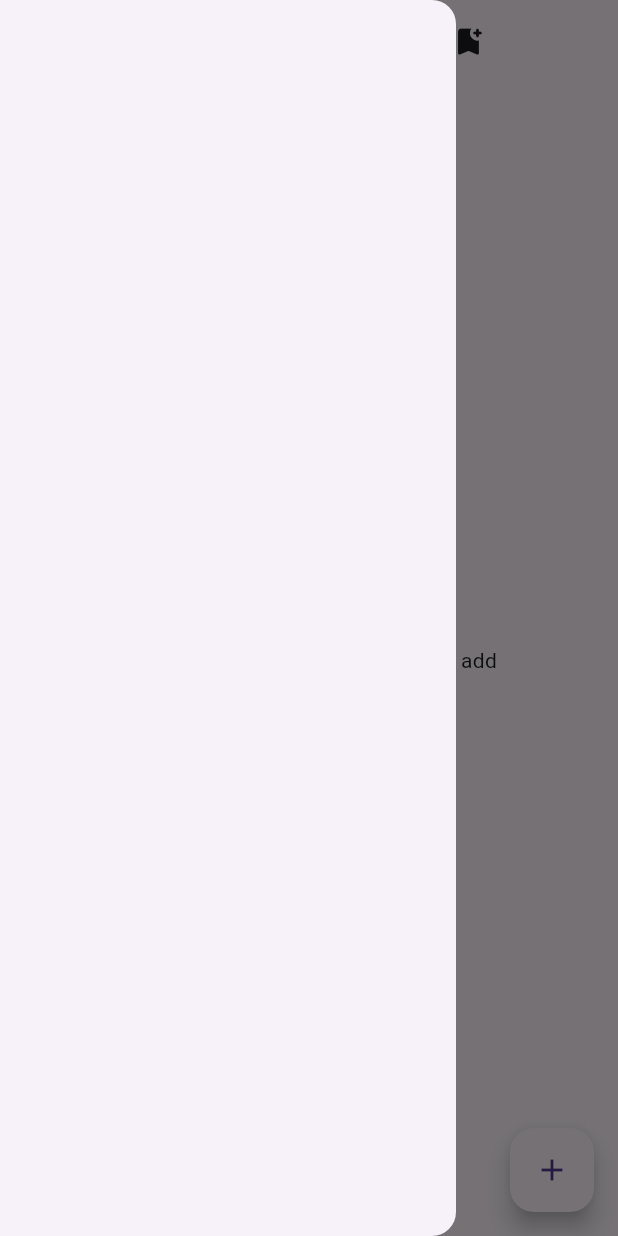
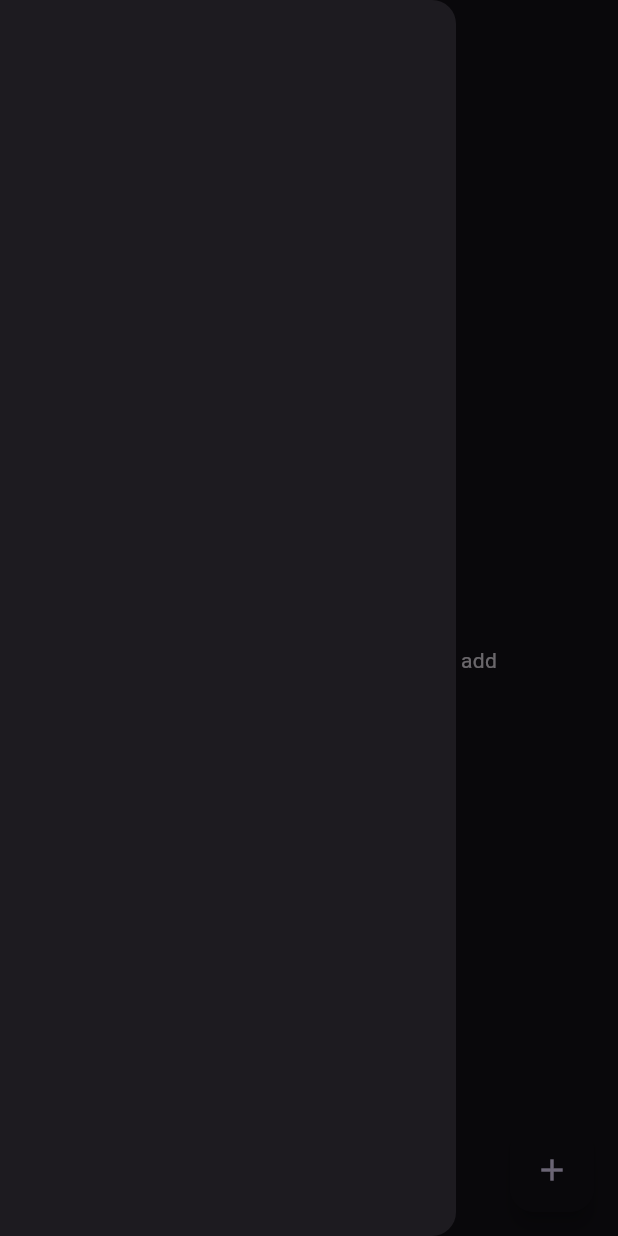
Before and after one commit to CovenantJunior/note_app, a Flutter app: the screen it shows after launch, with the side drawer open, on a phone screen of 412 x 824 dp. Run offline on Flutter 3.47's test engine with Material 3 defaults, Android fonts, the phone set to English and light mode, and no system bars; our stand-ins replace isar, share_plus; accounts and stored records are empty; generated files the repository leaves out were written again.

Commit message:
Move to start

```diff
--- a/lib/layouts/note_page.dart
+++ b/lib/layouts/note_page.dart
@@ -166,7 +166,7 @@ class _NotePageState extends State<NotePage> {
     return Scaffold(
       appBar: AppBar(
         title: const Row(
-          mainAxisAlignment: MainAxisAlignment.spaceEvenly,
+          mainAxisAlignment: MainAxisAlignment.start,
           children: [
             Text(
               "Notes",
--- a/lib/theme/theme_provider.dart
+++ b/lib/theme/theme_provider.dart
@@ -4,7 +4,7 @@ import 'package:note_app/theme/theme.dart';
 
 class ThemeProvider extends ChangeNotifier {
   // Initial Theme
-  ThemeData _themeData = lightMode;
+  ThemeData _themeData = darkMode;
 
   // Access theme from other parts of the code
   ThemeData get themeData => _themeData;
```
